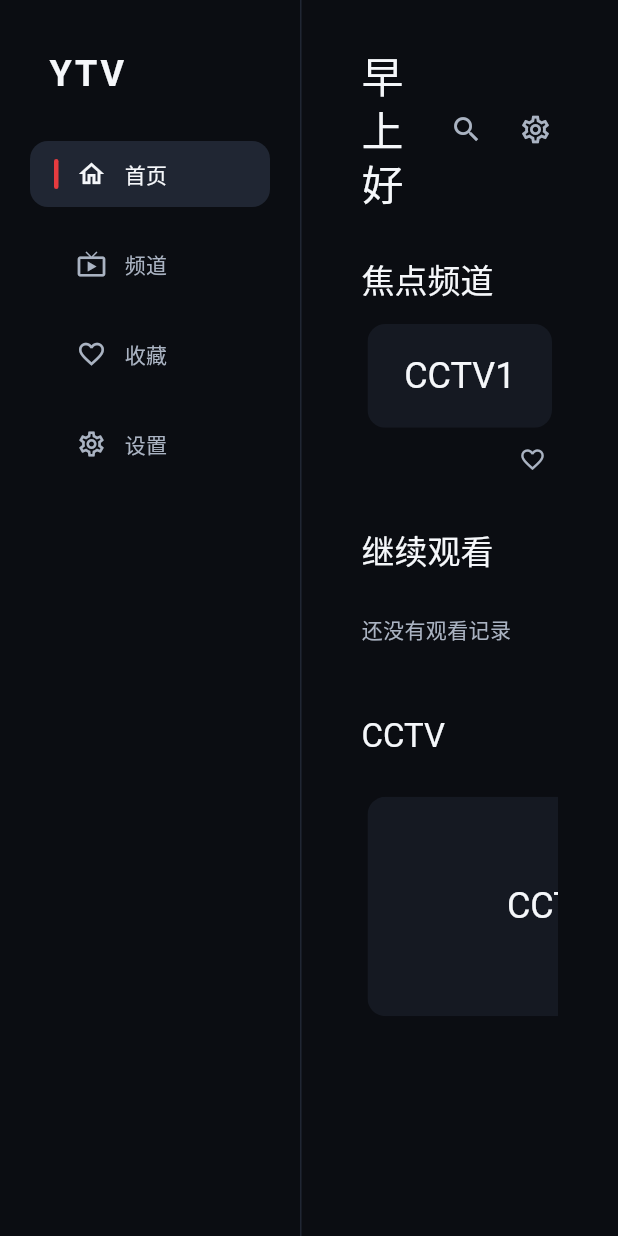
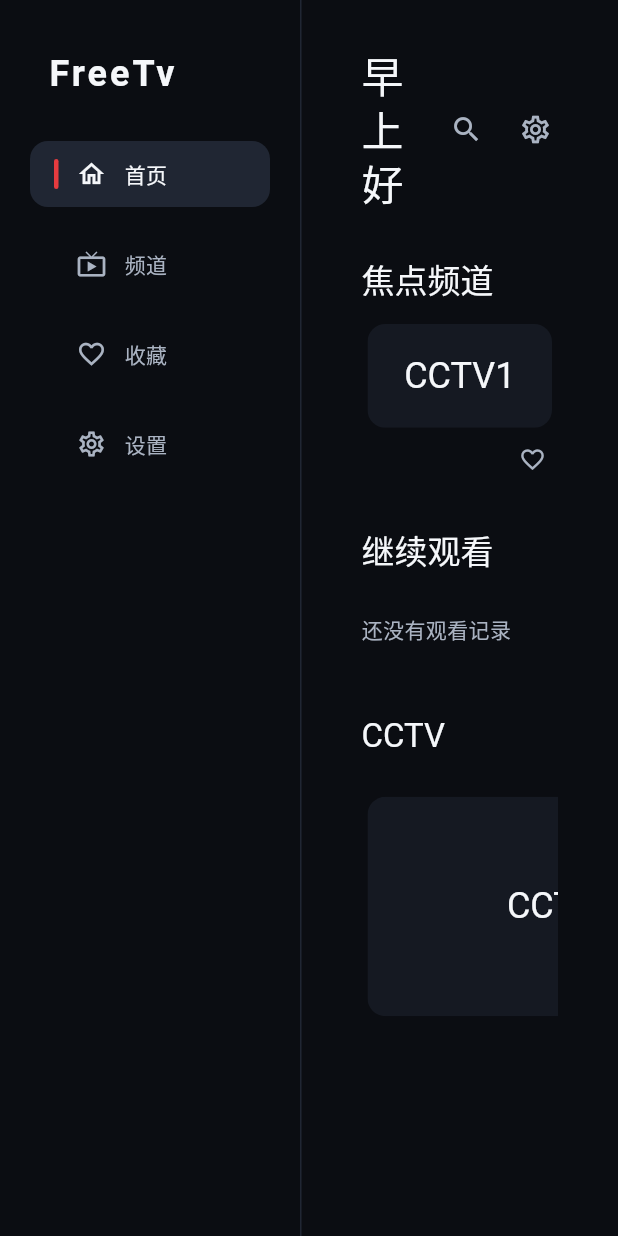
Before and after one commit to CheserEri/FreeTv, a Flutter app: the screen it shows after launch, on a phone screen of 412 x 824 dp. Run offline on Flutter 3.47's test engine with Material 3 defaults, Android fonts, the phone set to English and light mode, and no system bars; our stand-ins replace webview_flutter_platform_interface; missing offline and left inert: webview_win_floating.

Commit message:
改用 FreeTv 品牌：替换应用图标并统一改名
- 替换 app_icon.ico 为 FreeTv 图形 logo（7 种尺寸）
- Windows 窗口标题、浏览器下方 exe 名改 FreeTv.exe
- Runner.rc 元数据、安装包(Inno Setup)、README 等对外命名统一为 FreeTv
- 安装路径默认 {autopf}\FreeTv，产物 FreeTv-Setup.exe
- README 移除「央视频」商标字样及 YTV 命名

```diff
--- a/app/lib/app.dart
+++ b/app/lib/app.dart
@@ -53,7 +53,7 @@
     return YtvScope(
       store: widget.store,
       child: MaterialApp(
-        title: 'YTV',
+        title: 'FreeTv',
         debugShowCheckedModeBanner: false,
         theme: buildYtvTheme(),
         navigatorKey: _navigatorKey,
--- a/app/lib/presentation/pages/player_page.dart
+++ b/app/lib/presentation/pages/player_page.dart
@@ -15,7 +15,7 @@
   Navigator.of(context).pushNamed(Routes.player, arguments: channel);
 }
 
-/// 播放页：由官方页面在 WebView 内完成播放，YTV 不接管媒体链路。
+/// 播放页：由官方页面在 WebView 内完成播放，FreeTv 不接管媒体链路。
 ///
 /// 页面只消费 [PlaybackState]，不接触网页内容、Cookie 或媒体地址；
 /// 关闭页面即释放 WebView。
@@ -95,7 +95,7 @@
       return _NoticePane(
         icon: Icons.open_in_new,
         title: '当前平台未启用内嵌官方页面',
-        detail: '请在官方电视页观看。YTV 不代理、不转发任何媒体内容。',
+        detail: '请在官方电视页观看。FreeTv 不代理、不转发任何媒体内容。',
         officialAddress: widget.channel.officialPageUrl,
       );
     }
@@ -127,7 +127,7 @@
         return const _NoticePane(
           icon: Icons.hourglass_empty,
           title: '正在准备官方页面',
-          detail: 'YTV 只在官方页面内打开频道，不读取网页内容。',
+          detail: 'FreeTv 只在官方页面内打开频道，不读取网页内容。',
         );
       case PlaybackLoading():
         return const _NoticePane(
@@ -140,7 +140,7 @@
         return const _NoticePane(
           icon: Icons.lock_outline,
           title: '需要在官方页面登录',
-          detail: '请在官方页面内自行完成登录，YTV 不读取、不代替登录。',
+          detail: '请在官方页面内自行完成登录，FreeTv 不读取、不代替登录。',
         );
       case PlaybackRestricted(:final message):
         return _NoticePane(
--- a/app/lib/presentation/pages/settings_page.dart
+++ b/app/lib/presentation/pages/settings_page.dart
@@ -27,7 +27,7 @@
           ),
           const _SettingRow(
             label: '官方账号',
-            value: '在官方页面内自行登录，YTV 不保存或导出凭据',
+            value: '在官方页面内自行登录，FreeTv 不保存或导出凭据',
           ),
           _SettingRow(
             label: '本地数据',
@@ -52,7 +52,7 @@
           ),
           const SizedBox(height: YtvSpacing.xxl),
           Text(
-            'YTV 0.1.0-dev · Phase 1A 工程与视觉骨架',
+            'FreeTv 0.1.0-dev · Phase 1A 工程与视觉骨架',
             style: textTheme.bodySmall?.copyWith(color: YtvColors.textSecondary),
           ),
         ],
--- a/app/lib/presentation/widgets/side_nav.dart
+++ b/app/lib/presentation/widgets/side_nav.dart
@@ -34,7 +34,7 @@
                 bottom: YtvSpacing.lg,
               ),
               child: Text(
-                'YTV',
+                'FreeTv',
                 style: TextStyle(
                   fontSize: 24,
                   fontWeight: FontWeight.w600,
--- a/app/pubspec.yaml
+++ b/app/pubspec.yaml
@@ -1,5 +1,5 @@
 name: ytv
-description: "YTV —— 只在官方页面内承载播放的电视节目客户端。"
+description: "FreeTv —— 只在官方页面内承载播放的电视节目客户端。"
 publish_to: 'none'
 version: 0.1.0+1
 
```
Also changed, not shown: 6 other files.
